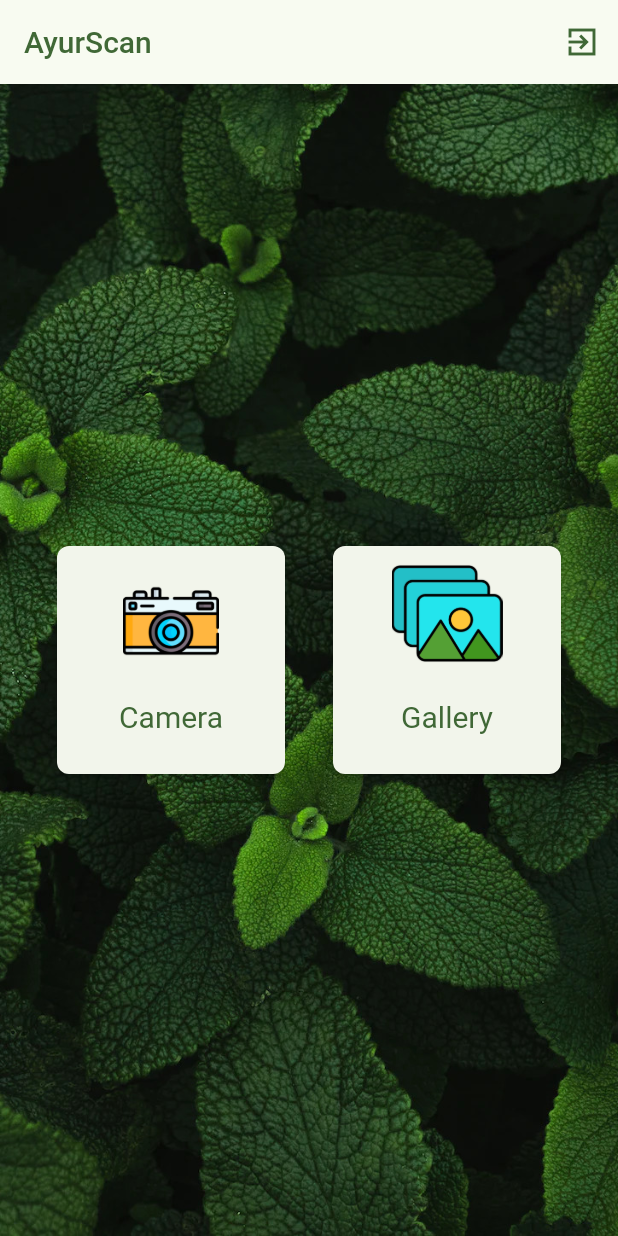
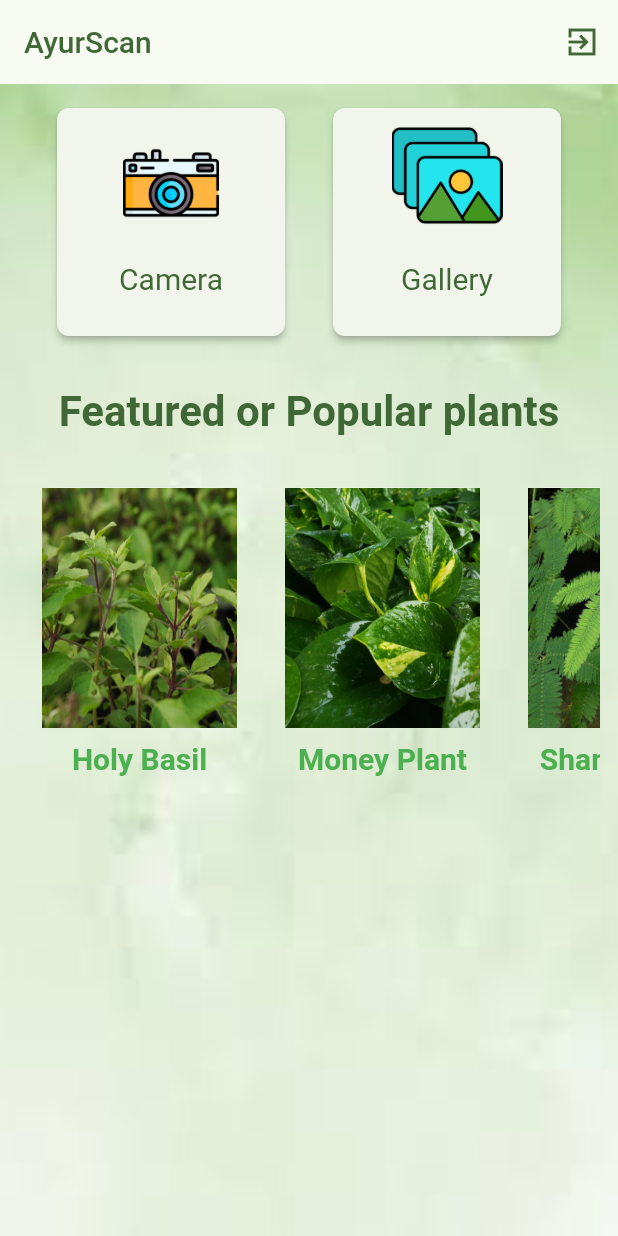
Before and after one commit to thinkofyashh/ayurscan, a Flutter app: the screen it shows once a user with an empty profile is signed in, on a phone screen of 412 x 824 dp. Run offline on Flutter 3.47's test engine with Material 2 defaults, Android fonts, the phone set to English and light mode, and no system bars; our stand-ins replace firebase_auth, firebase_core; accounts and stored records are empty.

Commit message:
Featured and popular plant

```diff
--- a/lib/widgets/card.dart
+++ b/lib/widgets/card.dart
@@ -1,4 +1,6 @@
+import 'package:ayurscan/widgets/cards.dart';
 import 'package:flutter/material.dart';
+import 'package:ayurscan/widgets/plantcard.dart';
 
 class Cards extends StatelessWidget {
   const Cards({Key? key}) : super(key: key);
@@ -8,92 +10,28 @@ class Cards extends StatelessWidget {
     return Stack(
       children: [
         Image.asset(
-          "assets/images/plant2.jpg",
+          "assets/images/sys.jpeg",
           fit: BoxFit.cover,
           height: double.infinity,
           width: double.infinity,
         ),
-        Row(
-          mainAxisAlignment: MainAxisAlignment.center,
-          //crossAxisAlignment: CrossAxisAlignment.start,
+        Column(
           children: [
+            const CardLayout(),
             Padding(
-              padding: const EdgeInsets.all(12.0),
-              child: Center(
-                child: SizedBox(
-                  width: 160,
-                  height: 160,
-                  child: Card(
-                    elevation: 2.0,
-                    shape: RoundedRectangleBorder(
-                        borderRadius: BorderRadius.circular(8.0)),
-                    child: Center(
-                      child: Padding(
-                        padding: const EdgeInsets.all(8.0),
-                        child: Column(
-                          children: [
-                            const SizedBox(
-                              height: 10.0,
-                            ),
-                            Image.asset(
-                              "assets/images/camera-2.png",
-                              width: 64.0,
-                            ),
-                            const SizedBox(
-                              height: 20.0,
-                            ),
-                            Text(
-                              "Camera",
-                              style: TextStyle(
-                                  color: Theme.of(context).colorScheme.primary,
-                                  fontSize: 20.0),
-                            )
-                          ],
-                        ),
-                      ),
-                    ),
-                  ),
-                ),
+              padding: const EdgeInsets.all(18.0),
+              child: Text(
+                "Featured or Popular plants",
+                style: TextStyle(
+                    color: Theme.of(context).colorScheme.primary,
+                    fontSize: 28.0,
+                    fontWeight: FontWeight.bold),
+                textAlign: TextAlign.start,
               ),
-            ),
-            Padding(
-              padding: const EdgeInsets.all(12.0),
-              child: Center(
-                child: SizedBox(
-                  width: 160,
-                  height: 160,
-                  child: Card(
-                    elevation: 2.0,
-                    shape: RoundedRectangleBorder(
-                        borderRadius: BorderRadius.circular(8.0)),
-                    child: Center(
-                      child: Padding(
-                        padding: const EdgeInsets.all(8.0),
-                        child: Column(
-                          children: [
-                            Image.asset(
-                              "assets/images/g.png",
-                              width: 74.0,
-                            ),
-                            const SizedBox(
-                              height: 20.0,
-                            ),
-                            Text(
-                              "Gallery",
-                              style: TextStyle(
-                                  color: Theme.of(context).colorScheme.primary,
-                                  fontSize: 20.0),
-                            )
-                          ],
-                        ),
-                      ),
-                    ),
-                  ),
-                ),
-              ),
-            )
+            ),const PlantCard()
+
           ],
-        ),
+        )
       ],
     );
   }
--- /dev/null
+++ b/lib/widgets/cards.dart
@@ -0,0 +1,83 @@
+import 'package:flutter/material.dart';
+class CardLayout extends StatelessWidget {
+  const CardLayout({Key? key}) : super(key: key);
+
+  @override
+  Widget build(BuildContext context) {
+    return  Row(
+      mainAxisAlignment: MainAxisAlignment.center,
+      crossAxisAlignment: CrossAxisAlignment.end,
+      children: [
+        Padding(
+          padding: const EdgeInsets.all(12.0),
+
+          child: SizedBox(
+            width: 160,
+            height: 160,
+            child: Card(
+              elevation: 2.0,
+              shape: RoundedRectangleBorder(
+                  borderRadius: BorderRadius.circular(8.0)),
+              child: Padding(
+                padding: const EdgeInsets.all(8.0),
+                child: Column(
+                  children: [
+                    const SizedBox(
+                      height: 10.0,
+                    ),
+                    Image.asset(
+                      "assets/images/camera-2.png",
+                      width: 64.0,
+                    ),
+                    const SizedBox(
+                      height: 20.0,
+                    ),
+                    Text(
+                      "Camera",
+                      style: TextStyle(
+                          color: Theme.of(context).colorScheme.primary,
+                          fontSize: 20.0),
+                    )
+                  ],
+                ),
+              ),
+            ),
+          ),
+
+        ),
+        Padding(
+          padding: const EdgeInsets.all(12.0),
+          child: SizedBox(
+            width: 160,
+            height: 160,
+            child: Card(
+              elevation: 2.0,
+              shape: RoundedRectangleBorder(
+                  borderRadius: BorderRadius.circular(8.0)),
+              child: Padding(
+                padding: const EdgeInsets.all(8.0),
+                child: Column(
+                  children: [
+                    Image.asset(
+                      "assets/images/g.png",
+                      width: 74.0,
+                    ),
+                    const SizedBox(
+                      height: 20.0,
+                    ),
+                    Text(
+                      "Gallery",
+                      style: TextStyle(
+                          color: Theme.of(context).colorScheme.primary,
+                          fontSize: 20.0),
+                    )
+                  ],
+                ),
+              ),
+            ),
+          ),
+        )
+      ],
+    );
+  }
+}
--- /dev/null
+++ b/lib/widgets/plantcard.dart
@@ -0,0 +1,64 @@
+import 'package:flutter/material.dart';
+
+class PlantCard extends StatelessWidget {
+  const PlantCard({Key? key}) : super(key: key);
+
+  @override
+  Widget build(BuildContext context) {
+    return Padding(
+      padding: const EdgeInsets.all(12.0),
+      child: SingleChildScrollView(
+        scrollDirection: Axis.horizontal, // Set the scroll direction here
+        child: Row(
+          children: [
+            Padding(
+              padding: const EdgeInsets.symmetric(horizontal: 12.0),
+              child: Plant("Holy Basil", "assets/images/holybasil.jpg"),
+            ),
+            Padding(
+              padding: const EdgeInsets.symmetric(horizontal: 12.0),
+              child: Plant("Money Plant", "assets/images/MoneyPlant.jpg"),
+            ),
+            Padding(
+              padding: const EdgeInsets.symmetric(horizontal: 12.0),
+              child: Plant("Shame Plant", "assets/images/shameplant.jpg"),
+            ),
+            Padding(
+              padding: const EdgeInsets.symmetric(horizontal: 12.0),
+              child: Plant("Wood Apple", "assets/images/woodapple.jpg"),
+            ),
+          ],
+        ),
+      ),
+    );
+  }
+}
+
+Widget Plant(String plantname, String imgpath) {
+  return InkWell(
+    onTap: () {},
+    child: Column(
+      children: [
+        Card(
+
+          elevation: 0.0,
+          child: Image.asset(
+            imgpath,
+            fit: BoxFit.fill,
+            width: 130.0,
+            height: 160.0,
+          ),
+        ),
+        const SizedBox(
+          height: 5.0,
+        ),
+        Text(
+          plantname,
+          style: const TextStyle(
+              color: Colors.green, fontWeight: FontWeight.bold, fontSize: 20.0),
+          textAlign: TextAlign.center, // Center the text
+        ),
+      ],
+    ),
+  );
+}
```
Also changed, not shown: pubspec.yaml (+4 -8 lines), assets/images/MoneyPlant.jpg (added), assets/images/ayur.jpeg (deleted), assets/images/cam.png (deleted), assets/images/cameraa.jpeg (deleted), assets/images/gallerylogo.png (deleted), assets/images/holybasil.jpg (added), assets/images/img.jpeg (deleted), assets/images/logocam.png (deleted), assets/images/plant.jpg (deleted), assets/images/plant2.jpg (deleted), assets/images/shameplant.jpg (added), assets/images/woodapple.jpg (added).
